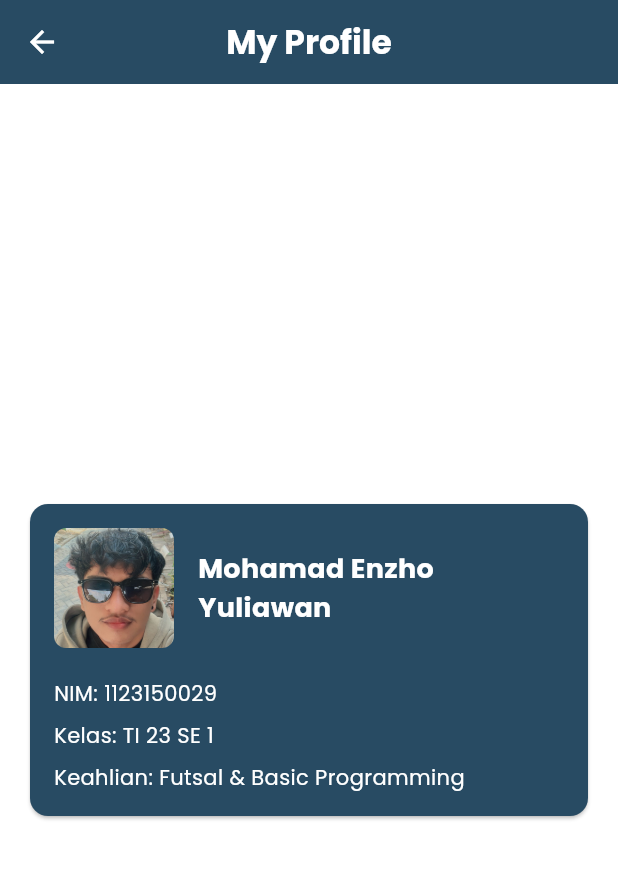
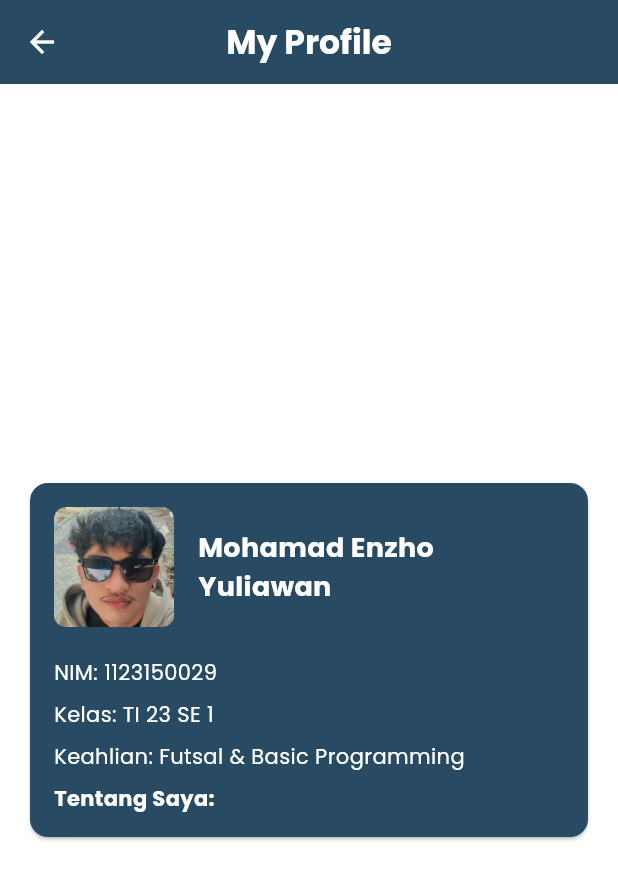
Before and after one commit to str122-xyz/Kelompok-4-trio, a Flutter app: the EnzhoProfile screen opened directly, on a phone screen of 412 x 824 dp. Shown: the top 880 px of the screen. Run offline on Flutter 3.47's test engine with Material 3 defaults, Android fonts, the phone set to English and light mode, and no system bars.

Commit message:
tambah sizedbox dan tentang saya

```diff
--- a/lib/screens/team/enzho_profile.dart
+++ b/lib/screens/team/enzho_profile.dart
@@ -103,6 +103,18 @@ class _EnzhoProfileState extends State<EnzhoProfile> {
                     ),
                   ),
 
+                  SizedBox(height: 8),
+
+                  Text(
+                    'Tentang Saya:',
+                    style: TextStyle(
+                      color: Colors.white,
+                      fontFamily: 'Poppins',
+                      fontSize: 14,
+                      fontWeight: FontWeight.bold,
+                    ),
+                  ),
+
                 ],
               ),
             ),
```
